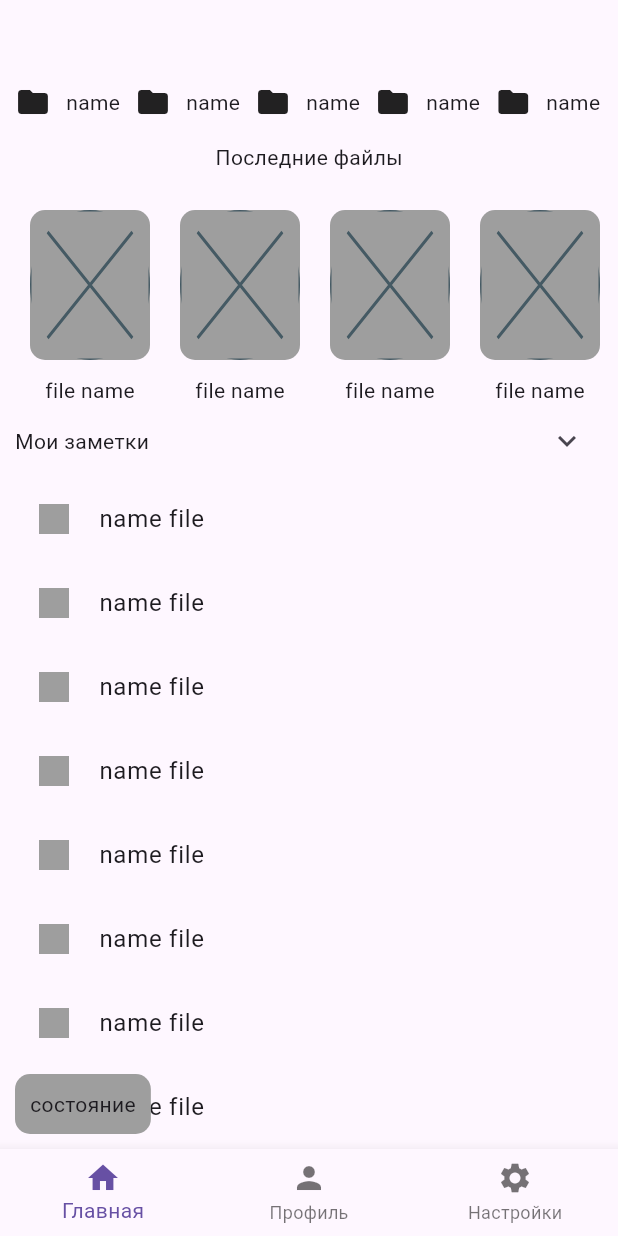
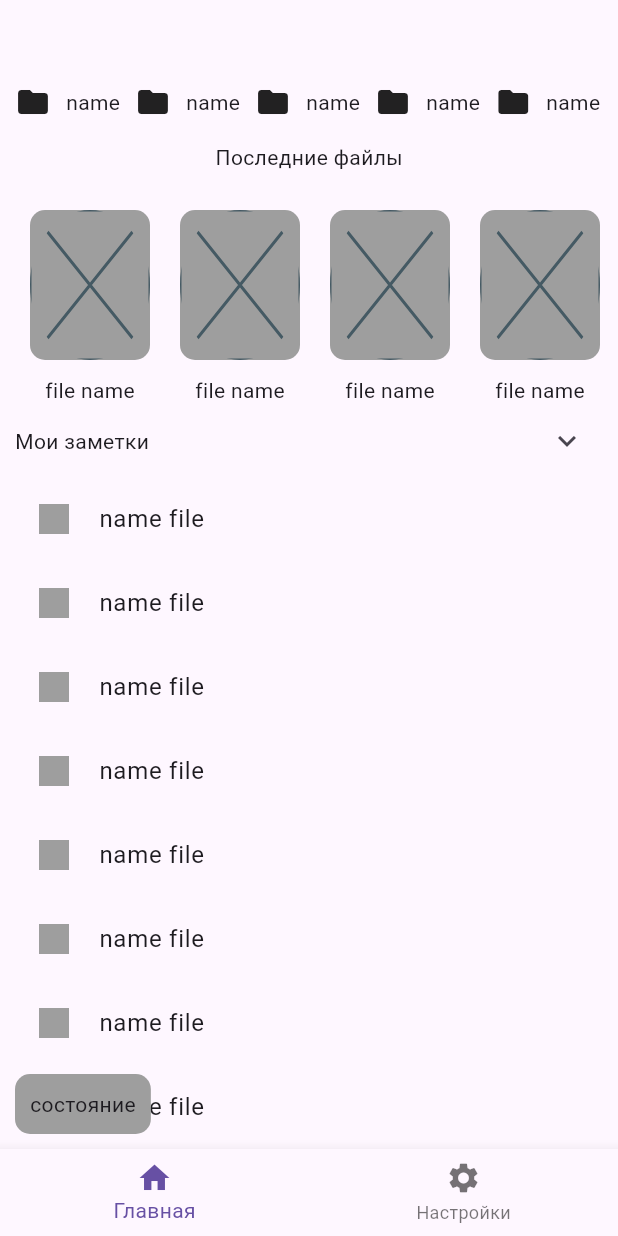
Before and after one commit to efedotof/vaultly, a Flutter app: the screen it shows after launch, on a phone screen of 412 x 824 dp. Run offline on Flutter 3.47's test engine with Material 3 defaults, Android fonts, the phone set to English and light mode, and no system bars; our stand-ins replace flutter_secure_storage, get, shared_preferences; missing offline and left inert: cryptography, dart:html; accounts and stored records are empty.

Commit message:
update action

```diff
--- a/lib/features/main_home/view/main_home_screen.dart
+++ b/lib/features/main_home/view/main_home_screen.dart
@@ -14,7 +14,6 @@ class MainHomeScreen extends StatelessWidget {
   // Список экранов
   final List<Widget> _screens = [
     const HomeScreen(),
-    const ProfileScreen(),
     const SettingsScreen(),
   ];
 
@@ -34,7 +33,7 @@ class MainHomeScreen extends StatelessWidget {
           },
           items: const [
             BottomNavigationBarItem(icon: Icon(Icons.home), label: 'Главная'),
-            BottomNavigationBarItem(icon: Icon(Icons.person), label: 'Профиль'),
+
             BottomNavigationBarItem(
               icon: Icon(Icons.settings),
               label: 'Настройки',
--- a/lib/features/profile/controller/profile_controller.dart
+++ b/lib/features/profile/controller/profile_controller.dart
@@ -37,9 +37,5 @@ class ProfileController extends GetxController {
         state.value = ProfileStates.updateProfile;
         break;
     }
-
-    if (userId == "my_profile") {
-      state.value = ProfileStates.otherProfile;
-    }
   }
 }
--- a/lib/main.dart
+++ b/lib/main.dart
@@ -5,6 +5,7 @@ import 'package:vaulth_app/server/service/cache_service/cache_service.dart';
 import 'package:vaulth_app/server/service/decrypt_service/decrypt_service.dart';
 import 'package:vaulth_app/server/service/encrypt_service/encrypt_service.dart';
 
+import 'config.dart';
 import 'localization/localization.dart';
 import 'route/router.dart';
 import 'theme/app_theme.dart';
@@ -19,6 +20,9 @@ void main() async {
 
   //инициализация локализации
   Get.lazyPut(() => LocalizationRep());
+
+  //инициализация конфига сервера
+  Get.put(() => Config());
 
   runApp(VaultlyApp());
 }
--- /dev/null
+++ b/lib/server/service/key/qr_proximity.dart
@@ -0,0 +1 @@
+//  QR, proximity
--- /dev/null
+++ b/lib/server/service/key/recovery_phase.dart
@@ -0,0 +1 @@
+// recovery-фраза (disaster recovery)
--- a/pubspec.yaml
+++ b/pubspec.yaml
@@ -59,6 +59,9 @@ dependencies:
   video_thumbnail_gen: ^0.6.3
   get: ^4.7.3
 
+dependency_overrides:
+  path_provider_foundation: 2.5.1
+
 dev_dependencies:
   flutter_test:
     sdk: flutter
```
Also changed, not shown: lib/features/settings/view/settings_screen.dart (+7 -1 lines), pubspec.lock, 2 other files.
